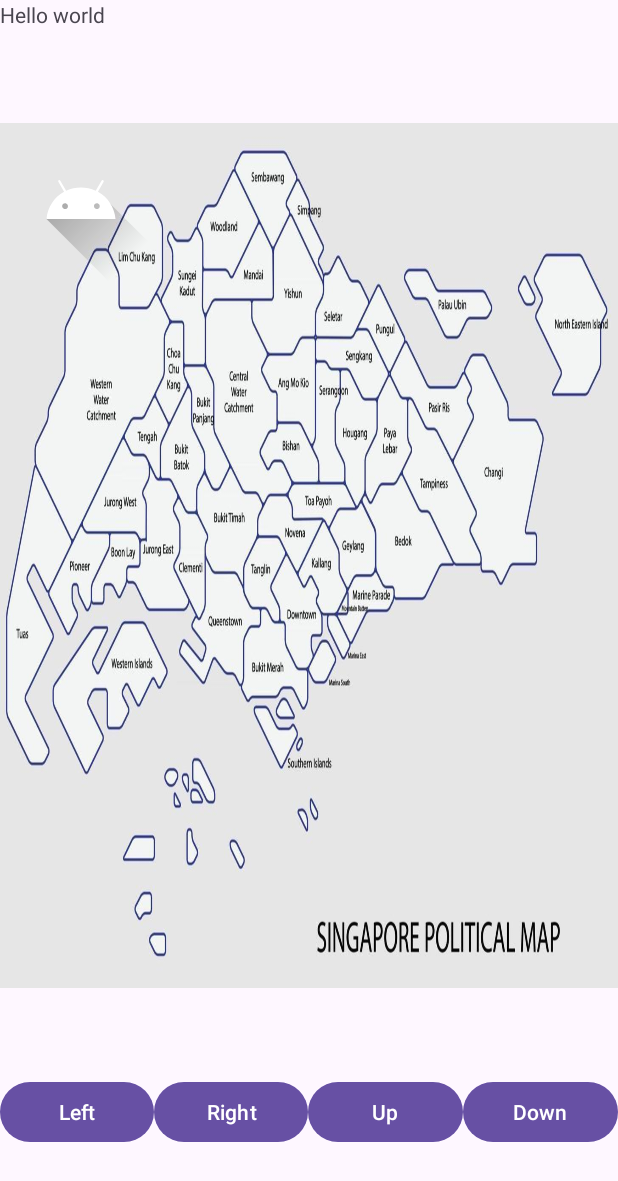
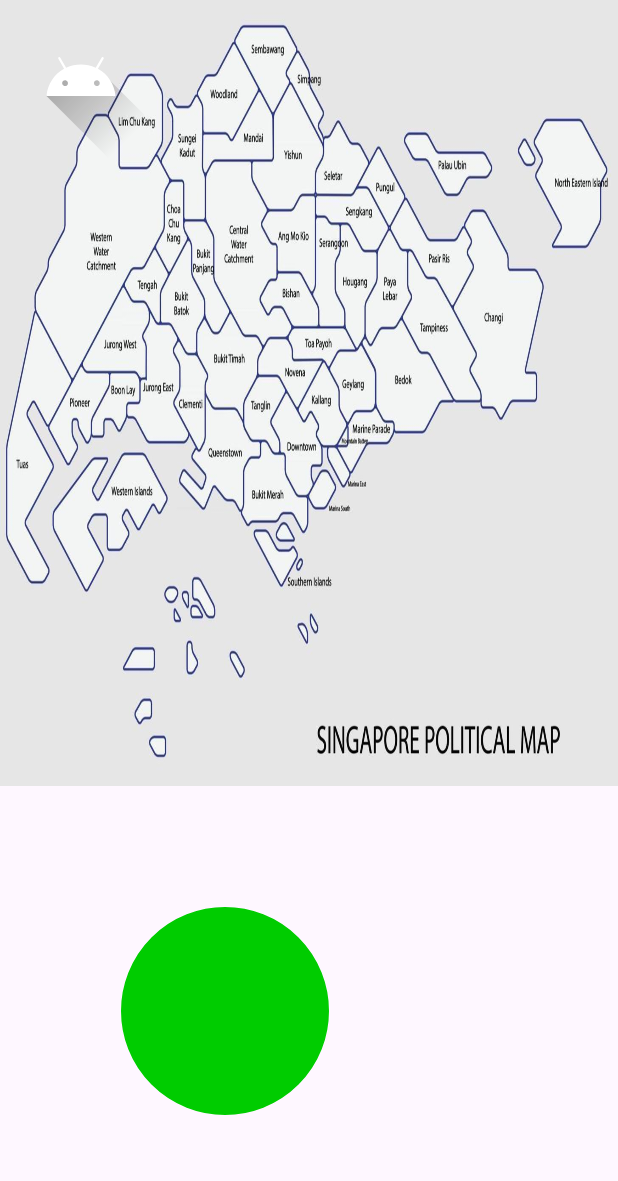
Before and after one commit to JJSeah/Android-Game, an Android app: the screen it shows after launch (MainActivity), on a phone screen of 412 x 824 dp. Shown: the top 1181 px of the screen. Run offline under Robolectric (Android 15) with nearby library versions, the phone set to English and light mode, and no system bars.

Commit message:
added joy stick
change direction buttons to joystick

```diff
--- /dev/null
+++ b/app/src/main/java/com/example/cs206/JoystickView.java
@@ -0,0 +1,92 @@
+package com.example.cs206;
+
+import android.content.Context;
+import android.graphics.Canvas;
+import android.graphics.Paint;
+import android.util.AttributeSet;
+import android.view.MotionEvent;
+import android.view.View;
+
+public class JoystickView extends View {
+    private float xPosition;
+    private float yPosition;
+    private float center_x, center_y;
+    private Paint circlePaint;
+    private JoystickListener joystickListener;
+
+    public JoystickView(Context context, AttributeSet attrs) {
+        super(context, attrs);
+        circlePaint = new Paint();
+        circlePaint.setAntiAlias(true);
+        circlePaint.setDither(true);
+        circlePaint.setColor(0xFF00CC00);
+        circlePaint.setStyle(Paint.Style.FILL_AND_STROKE);
+        circlePaint.setStrokeJoin(Paint.Join.ROUND);
+        circlePaint.setStrokeCap(Paint.Cap.ROUND);
+        circlePaint.setStrokeWidth(8);
+    }
+
+    @Override
+    protected void onSizeChanged(int w, int h, int oldw, int oldh) {
+        super.onSizeChanged(w, h, oldw, oldh);
+        center_x = w / 2;
+        center_y = h / 2;
+        xPosition = center_x;
+        yPosition = center_y;
+    }
+
+    @Override
+    protected void onDraw(Canvas canvas) {
+        canvas.drawCircle(xPosition, yPosition, 100, circlePaint);
+    }
+
+    @Override
+    public boolean onTouchEvent(MotionEvent event) {
+        switch (event.getAction()) {
+            case MotionEvent.ACTION_DOWN:
+            case MotionEvent.ACTION_MOVE:
+                float newXPosition = event.getX();
+                float newYPosition = event.getY();
+
+                // Calculate the distance from the center of the joystick to the touch point
+                float distance = (float) Math.sqrt(Math.pow(newXPosition - center_x, 2) + Math.pow(newYPosition - center_y, 2));
+
+                // If the distance is less than the radius of the joystick, update the position of the joystick
+                if (distance < 100) {
+                    xPosition = newXPosition;
+                    yPosition = newYPosition;
+                } else {
+                    // If the distance is greater than the radius of the joystick, keep the joystick on the edge of the circle
+                    xPosition = center_x + (newXPosition - center_x) * 100 / distance;
+                    yPosition = center_y + (newYPosition - center_y) * 100 / distance;
+                }
+                break;
+
+            case MotionEvent.ACTION_UP:
+                // When the user stops touching the screen, reset the position of the joystick to the center
+                xPosition = center_x;
+                yPosition = center_y;
+                break;
+        }
+
+        invalidate();
+
+        if (joystickListener != null) {
+            joystickListener.onJoystickMoved((xPosition - center_x) / center_x, (center_y - yPosition) / center_y);
+        }
+
+        return true;
+    }
+
+    public void setJoystickListener(JoystickListener joystickListener) {
+        this.joystickListener = joystickListener;
+    }
+
+    public interface JoystickListener {
+        void onJoystickMoved(float xPercent, float yPercent);
+    }
+    public void setColor(int color) {
+        circlePaint.setColor(color);
+        invalidate();
+    }
+}
--- a/app/src/main/java/com/example/cs206/MainActivity.java
+++ b/app/src/main/java/com/example/cs206/MainActivity.java
@@ -1,13 +1,10 @@
 package com.example.cs206;
 
+import com.example.cs206.JoystickView;
 import android.os.Bundle;
-import android.util.Log;
 import android.view.MotionEvent;
 import android.view.View;
-import android.view.ViewGroup;
-import android.widget.Button;
 import android.widget.ImageView;
-import android.widget.RelativeLayout;
 
 import androidx.activity.EdgeToEdge;
 import androidx.appcompat.app.AppCompatActivity;
@@ -16,13 +13,10 @@ import androidx.core.view.ViewCompat;
 import androidx.core.view.WindowInsetsCompat;
 
 public class MainActivity extends AppCompatActivity {
-    Button leftButton;
-    Button rightButton;
-    Button upButton;
-    Button downButton;
     ImageView avatar;
     private float xPosition = 0;
     private float yPosition = 0;
+
 
     @Override
     protected void onCreate(Bundle savedInstanceState) {
@@ -35,50 +29,38 @@ public class MainActivity extends AppCompatActivity {
             return insets;
         });
 
-        leftButton = (Button) findViewById(R.id.buttonLeft);
-        rightButton = (Button) findViewById(R.id.buttonRight);
-        upButton = (Button) findViewById(R.id.buttonUp);
-        downButton = (Button) findViewById(R.id.buttonDown);
         avatar = (ImageView) findViewById(R.id.avatar);
 
-        leftButton.setOnTouchListener(new View.OnTouchListener() {
+        JoystickView joystick = (JoystickView) findViewById(R.id.joystickView);
+        joystick.setJoystickListener(new JoystickView.JoystickListener() {
             @Override
-            public boolean onTouch(View v, MotionEvent event) {
-                xPosition -= 10;
-                avatar.setTranslationX(xPosition);
-                return false;
+            public void onJoystickMoved(float xPercent, float yPercent) {
+                xPosition = xPercent;
+                yPosition = yPercent;
+
+                float newXPosition = avatar.getX() + xPosition * 10;
+                float newYPosition = avatar.getY() - yPosition * 10;
+
+                // Check if the new position is within the screen bounds
+                if (newXPosition >= 0 && newXPosition <= findViewById(R.id.main).getWidth() - avatar.getWidth()) {
+                    avatar.setX(newXPosition);
+                }
+                if (newYPosition >= 0 && newYPosition <= findViewById(R.id.main).getHeight() - avatar.getHeight()) {
+                    avatar.setY(newYPosition);
+                }
+
+                // Calculate the avatar's position as a percentage of the screen width and height
+                float xPercentage = avatar.getX() / findViewById(R.id.main).getWidth();
+                float yPercentage = avatar.getY() / findViewById(R.id.main).getHeight();
+
+                // Use these percentages to create a color
+                int red = (int) (xPercentage * 255);
+                int blue = (int) (yPercentage * 255);
+                int color = 0xFF000000 | (red << 16) | blue;
+
+                // Update the color of the joystick
+                joystick.setColor(color);
             }
         });
-
-        rightButton.setOnTouchListener(new View.OnTouchListener() {
-            @Override
-            public boolean onTouch(View v, MotionEvent event) {
-                xPosition += 10;
-                avatar.setTranslationX(xPosition);
-                return false;
-            }
-        });
-
-
-        upButton.setOnTouchListener(new View.OnTouchListener() {
-            @Override
-            public boolean onTouch(View v, MotionEvent event) {
-
-                yPosition -= 10;
-                avatar.setTranslationY(yPosition);
-                return false;
-            }
-        });
-
-
-        downButton.setOnTouchListener(new View.OnTouchListener() {
-            @Override
-            public boolean onTouch(View v, MotionEvent event) {
-                yPosition += 10;
-                avatar.setTranslationY(yPosition);
-                return false;
-            }
-        });
-
     }
 }
--- a/app/src/main/res/layout/activity_main.xml
+++ b/app/src/main/res/layout/activity_main.xml
@@ -12,17 +12,10 @@
         android:layout_height="match_parent"
         android:orientation="vertical">
 
-        <TextView
-            android:layout_width="match_parent"
-            android:layout_height="0dp"
-            android:layout_weight="1"
-            android:text="Hello world"/>
-
         <RelativeLayout
             android:layout_width="wrap_content"
             android:layout_height="0dp"
-            android:layout_weight="7"
-            >
+            android:layout_weight="7">
 
             <ImageView
                 android:id="@+id/image"
@@ -36,56 +29,21 @@
                 android:layout_width="match_parent"
                 android:layout_height="match_parent">
 
+                <ImageView
+                    android:id="@+id/avatar"
+                    android:layout_width="wrap_content"
+                    android:layout_height="wrap_content"
+                    android:src="@drawable/ic_launcher_foreground" />
             </RelativeLayout>
-
-            <ImageView
-                android:id="@+id/avatar"
-                android:layout_width="wrap_content"
-                android:layout_height="wrap_content"
-                android:src="@drawable/ic_launcher_foreground"/>
-
 
         </RelativeLayout>
 
+        <com.example.cs206.JoystickView
+            android:id="@+id/joystickView"
+            android:layout_width="300dp"
+            android:layout_height="300dp"
+            />
 
-        <LinearLayout
-            android:id="@+id/touchPad"
-            android:layout_weight="2"
-            android:layout_width="match_parent"
-            android:layout_height="0dp"
-            android:gravity="center"
-            android:orientation="horizontal">
-
-            <Button
-                android:id="@+id/buttonLeft"
-                android:layout_width="wrap_content"
-                android:layout_height="wrap_content"
-                android:layout_weight="1"
-                android:text="Left" />
-
-            <Button
-                android:id="@+id/buttonRight"
-                android:layout_width="wrap_content"
-                android:layout_height="wrap_content"
-                android:layout_weight="1"
-                android:text="Right" />
-
-            <Button
-                android:id="@+id/buttonUp"
-                android:layout_width="wrap_content"
-                android:layout_height="wrap_content"
-                android:layout_weight="1"
-                android:text="Up" />
-
-            <Button
-                android:id="@+id/buttonDown"
-                android:layout_width="wrap_content"
-                android:layout_height="wrap_content"
-                android:layout_weight="1"
-                android:text="Down"/>
-
-        </LinearLayout>
     </LinearLayout>
 
-
 </RelativeLayout>
```
